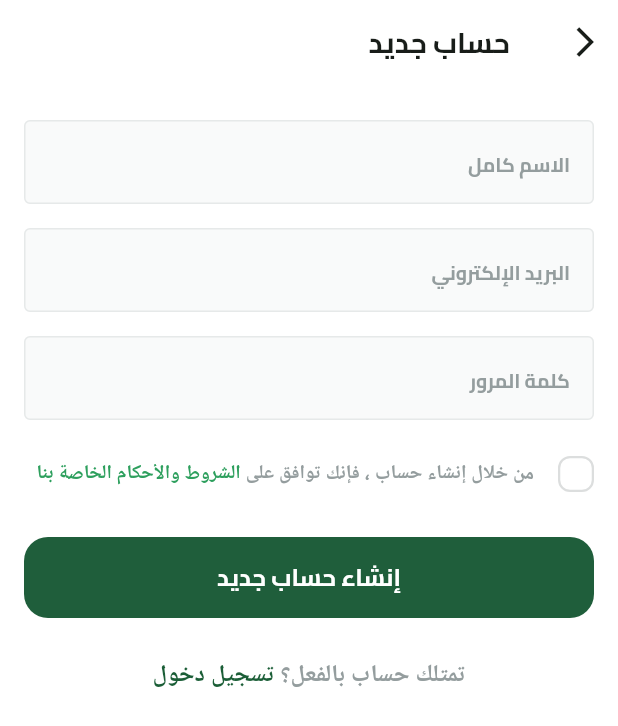
After one commit to abd0-kha1ed/fruit_commerce_app, a Flutter app: the SignUpView screen opened by its route, on a phone screen of 412 x 824 dp. The commit adds this screen. Shown: the top 726 px of the screen. Run offline on Flutter 3.47's test engine with Material 3 defaults, Android fonts, the phone set to English and light mode, and no system bars; our stand-ins replace device_preview, dots_indicator, flutter_svg, shared_preferences; accounts and stored records are empty.

Commit message:
sign up view ui done

```diff
--- a/lib/core/helper_functions/on_generate_routes.dart
+++ b/lib/core/helper_functions/on_generate_routes.dart
@@ -1,5 +1,6 @@
 import 'package:flutter/material.dart';
 import 'package:fruit_commerce_app/feature/auth/presentation/views/login_view.dart';
+import 'package:fruit_commerce_app/feature/auth/presentation/views/sign_up_view.dart';
 import 'package:fruit_commerce_app/feature/on_boarding/presentation/views/on_boarding_view.dart';
 import 'package:fruit_commerce_app/feature/splash/presentation/views/splash_view.dart';
 
@@ -11,6 +12,8 @@ Route<dynamic>? onGenerateRoutes(RouteSettings settings) {
       return MaterialPageRoute(builder: (_) => const OnBoardingView());
     case LoginView.routeName:
       return MaterialPageRoute(builder: (_) => const LoginView());
+    case SignUpView.routeName:
+      return MaterialPageRoute(builder: (_) => const SignUpView());
 
       default:
         return MaterialPageRoute(builder: (context)=> const Scaffold());
--- a/lib/core/utils/app_images.dart
+++ b/lib/core/utils/app_images.dart
@@ -6,37 +6,37 @@ class Assets {
   /// assets/images/app_icon.png
   static const String imagesAppIcon = "assets/images/app_icon.png";
 
-  /// Assets for imagesApple icon
-  /// assets/images/apple icon.svg
-  static const String imagesAppleIcon = "assets/images/apple icon.svg";
+  /// Assets for imagesAppleIcon
+  /// assets/images/apple_icon.svg
+  static const String imagesAppleIcon = "assets/images/apple_icon.svg";
 
-  /// Assets for imagesFacebook icon
-  /// assets/images/facebook icon.svg
-  static const String imagesFacebookIcon = "assets/images/facebook icon.svg";
+  /// Assets for imagesCheck
+  /// assets/images/Check.svg
+  static const String imagesCheck = "assets/images/Check.svg";
 
-  /// Assets for imagesGoogle icon
-  /// assets/images/google icon.svg
-  static const String imagesGoogleIcon = "assets/images/google icon.svg";
+  /// Assets for imagesFacebookIcon
+  /// assets/images/facebook_icon.svg
+  static const String imagesFacebookIcon = "assets/images/facebook_icon.svg";
+
+  /// Assets for imagesGoogleIcon
+  /// assets/images/google_icon.svg
+  static const String imagesGoogleIcon = "assets/images/google_icon.svg";
 
   /// Assets for imagesOnBoarding1BackgroundImage
   /// assets/images/on_boarding1_background_image.svg
-  static const String imagesOnBoarding1BackgroundImage =
-      "assets/images/on_boarding1_background_image.svg";
+  static const String imagesOnBoarding1BackgroundImage = "assets/images/on_boarding1_background_image.svg";
 
   /// Assets for imagesOnBoarding1Image
   /// assets/images/on_boarding1_image.svg
-  static const String imagesOnBoarding1Image =
-      "assets/images/on_boarding1_image.svg";
+  static const String imagesOnBoarding1Image = "assets/images/on_boarding1_image.svg";
 
   /// Assets for imagesOnBoarding2BackgroundImage
   /// assets/images/on_boarding2_background_image.svg
-  static const String imagesOnBoarding2BackgroundImage =
-      "assets/images/on_boarding2_background_image.svg";
+  static const String imagesOnBoarding2BackgroundImage = "assets/images/on_boarding2_background_image.svg";
 
   /// Assets for imagesOnBoarding2Image
   /// assets/images/on_boarding2_image.svg
-  static const String imagesOnBoarding2Image =
-      "assets/images/on_boarding2_image.svg";
+  static const String imagesOnBoarding2Image = "assets/images/on_boarding2_image.svg";
 
   /// Assets for imagesSplashBottom
   /// assets/images/splash_bottom.svg
--- /dev/null
+++ b/lib/feature/auth/presentation/views/sign_up_view.dart
@@ -0,0 +1,15 @@
+import 'package:flutter/material.dart';
+import 'package:fruit_commerce_app/core/widgets/custom_app_bar.dart';
+import 'package:fruit_commerce_app/feature/auth/presentation/views/widgets/sign_up_view_body.dart';
+
+class SignUpView extends StatelessWidget {
+  const SignUpView({super.key});
+  static const routeName = 'signUp';
+  @override
+  Widget build(BuildContext context) {
+    return Scaffold(
+      appBar: buildAppBar(context, title: 'حساب جديد'),
+      body: SignUpViewBody(),
+    );
+  }
+}
--- /dev/null
+++ b/lib/feature/auth/presentation/views/widgets/condition_and_terms_widget.dart
@@ -0,0 +1,72 @@
+import 'package:flutter/material.dart';
+import 'package:fruit_commerce_app/core/utils/app_colors.dart';
+import 'package:fruit_commerce_app/core/utils/app_styles.dart';
+import 'package:fruit_commerce_app/feature/auth/presentation/views/widgets/custom_check_box.dart';
+
+class ConditionAndTermsWidget extends StatefulWidget {
+  const ConditionAndTermsWidget({super.key});
+
+  @override
+  State<ConditionAndTermsWidget> createState() =>
+      _ConditionAndTermsWidgetState();
+}
+
+class _ConditionAndTermsWidgetState extends State<ConditionAndTermsWidget> {
+  bool isTermsAccepted = false;
+  @override
+  Widget build(BuildContext context) {
+    return Row(
+      children: [
+        CustomCheckBox(
+            onChecked: (value) {
+              isTermsAccepted = value;
+              setState(() {});
+            },
+            isChecked: isTermsAccepted),
+        const SizedBox(width: 16),
+        Expanded(
+          child: Text.rich(
+            TextSpan(
+              children: [
+                TextSpan(
+                  text: 'من خلال إنشاء حساب ، فإنك توافق على ',
+                  style: AppStyles.semiBold13
+                      .copyWith(color: const Color(0xFF949D9E)),
+                ),
+                TextSpan(
+                  text: 'الشروط والأحكام',
+                  style: AppStyles.semiBold13
+                      .copyWith(color: AppColors.kPrimaryColorLight),
+                ),
+                TextSpan(
+                  text: ' ',
+                  style: AppStyles.semiBold13.copyWith(
+                    color: const Color(0xFF616A6B),
+                  ),
+                ),
+                TextSpan(
+                  text: 'الخاصة',
+                  style: AppStyles.semiBold13.copyWith(
+                    color: AppColors.kPrimaryColorLight,
+                  ),
+                ),
+                TextSpan(
+                    text: ' ',
+                    style: AppStyles.semiBold13.copyWith(
+                      color: const Color(0xFF616A6B),
+                    )),
+                TextSpan(
+                  text: 'بنا',
+                  style: AppStyles.semiBold13.copyWith(
+                    color: AppColors.kPrimaryColorLight,
+                  ),
+                ),
+              ],
+            ),
+            textAlign: TextAlign.right,
+          ),
+        )
+      ],
+    );
+  }
+}
--- /dev/null
+++ b/lib/feature/auth/presentation/views/widgets/custom_check_box.dart
@@ -0,0 +1,32 @@
+import 'package:flutter/material.dart';
+import 'package:fruit_commerce_app/core/utils/app_colors.dart';
+
+class CustomCheckBox extends StatelessWidget {
+  const CustomCheckBox(
+      {super.key, required this.isChecked, required this.onChecked});
+  final bool isChecked;
+  final ValueChanged<bool> onChecked;
+  @override
+  Widget build(BuildContext context) {
+    return GestureDetector(
+      onTap: () {
+        onChecked(!isChecked);
+      },
+      child: AnimatedContainer(
+        width: 24,
+        height: 24,
+        duration: Duration(milliseconds: 100),
+        decoration: ShapeDecoration(
+            color: isChecked ? AppColors.kPrimaryColor : Colors.white,
+            shape: RoundedRectangleBorder(
+              side: BorderSide(
+                width: 1.5,
+                color: isChecked ? Colors.transparent : Color(0xffDCDEDE),
+              ),
+              borderRadius: BorderRadius.circular(8),
+            )),
+        child: isChecked ? Icon(Icons.check, color: Colors.white) : SizedBox(),
+      ),
+    );
+  }
+}
--- a/lib/feature/auth/presentation/views/widgets/dont_have_account.dart
+++ b/lib/feature/auth/presentation/views/widgets/dont_have_account_widget.dart
@@ -1,9 +1,11 @@
+import 'package:flutter/gestures.dart';
 import 'package:flutter/material.dart';
 import 'package:fruit_commerce_app/core/utils/app_colors.dart';
 import 'package:fruit_commerce_app/core/utils/app_styles.dart';
+import 'package:fruit_commerce_app/feature/auth/presentation/views/sign_up_view.dart';
 
-class DontHaveAccount extends StatelessWidget {
-  const DontHaveAccount({
+class DontHaveAccountWidget extends StatelessWidget {
+  const DontHaveAccountWidget({
     super.key,
   });
 
@@ -20,6 +22,10 @@ class DontHaveAccount extends StatelessWidget {
           ),
           TextSpan(text: ' ', style: AppStyles.semiBold16),
           TextSpan(
+              recognizer: TapGestureRecognizer()
+                ..onTap = () {
+                  Navigator.pushNamed(context, SignUpView.routeName);
+                },
               text: 'قم بإنشاء حساب',
               style: AppStyles.semiBold16.copyWith(
                 color: AppColors.kPrimaryColorDark,
--- /dev/null
+++ b/lib/feature/auth/presentation/views/widgets/have_account_already_widget.dart
@@ -0,0 +1,39 @@
+import 'package:flutter/gestures.dart';
+import 'package:flutter/material.dart';
+import 'package:fruit_commerce_app/core/utils/app_colors.dart';
+import 'package:fruit_commerce_app/core/utils/app_styles.dart';
+
+class HaveAccountAlreadyWidget extends StatelessWidget {
+  const HaveAccountAlreadyWidget({super.key});
+  @override
+  Widget build(BuildContext context) {
+    return Text.rich(
+      TextSpan(
+        children: [
+          TextSpan(
+            text: 'تمتلك حساب بالفعل؟',
+            style: AppStyles.semiBold16.copyWith(
+              color: const Color(0xFF949D9E),
+            ),
+          ),
+          TextSpan(
+            text: ' ',
+            style: AppStyles.semiBold16.copyWith(
+              color: const Color(0xFFA3ACAC),
+            ),
+          ),
+          TextSpan(
+            recognizer: TapGestureRecognizer()
+              ..onTap = () {
+                Navigator.pop(context);
+              },
+            text: 'تسجيل دخول',
+            style: AppStyles.semiBold16
+                .copyWith(color: AppColors.kPrimaryColorDark),
+          ),
+        ],
+      ),
+      textAlign: TextAlign.right,
+    );
+  }
+}
--- a/lib/feature/auth/presentation/views/widgets/login_view_body.dart
+++ b/lib/feature/auth/presentation/views/widgets/login_view_body.dart
@@ -5,7 +5,7 @@ import 'package:fruit_commerce_app/core/utils/app_images.dart';
 import 'package:fruit_commerce_app/core/utils/app_styles.dart';
 import 'package:fruit_commerce_app/core/widgets/custom_button.dart';
 import 'package:fruit_commerce_app/core/widgets/custom_text_form_field.dart';
-import 'package:fruit_commerce_app/feature/auth/presentation/views/widgets/dont_have_account.dart';
+import 'package:fruit_commerce_app/feature/auth/presentation/views/widgets/dont_have_account_widget.dart';
 import 'package:fruit_commerce_app/feature/auth/presentation/views/widgets/or_divider_widget.dart';
 import 'package:fruit_commerce_app/feature/auth/presentation/views/widgets/social_login_button.dart';
 
@@ -52,7 +52,7 @@ class LoginViewBody extends StatelessWidget {
               onPressed: () {},
             ),
             const SizedBox(height: 33),
-            const DontHaveAccount(),
+            const DontHaveAccountWidget(),
             const SizedBox(height: 33),
             const OrDividerWidget(),
             const SizedBox(height: 16),
--- /dev/null
+++ b/lib/feature/auth/presentation/views/widgets/sign_up_view_body.dart
@@ -0,0 +1,41 @@
+import 'package:flutter/material.dart';
+import 'package:fruit_commerce_app/constant.dart';
+import 'package:fruit_commerce_app/core/utils/app_colors.dart';
+import 'package:fruit_commerce_app/core/utils/app_styles.dart';
+import 'package:fruit_commerce_app/core/widgets/custom_button.dart';
+import 'package:fruit_commerce_app/core/widgets/custom_text_form_field.dart';
+import 'package:fruit_commerce_app/feature/auth/presentation/views/widgets/condition_and_terms_widget.dart';
+import 'package:fruit_commerce_app/feature/auth/presentation/views/widgets/have_account_already_widget.dart';
+
+class SignUpViewBody extends StatelessWidget {
+  const SignUpViewBody({super.key});
+  @override
+  Widget build(BuildContext context) {
+    return SingleChildScrollView(
+      child: Padding(
+        padding: const EdgeInsets.symmetric(horizontal: kHorizontalPadding),
+        child: Column(
+          children: [
+            const SizedBox(height: 24),
+            CustomTextFormField(
+                hintText: 'الاسم كامل', textInputType: TextInputType.name),
+            const SizedBox(height: 16),
+            CustomTextFormField(
+                hintText: 'البريد الإلكتروني',
+                textInputType: TextInputType.emailAddress),
+            const SizedBox(height: 16),
+            CustomTextFormField(
+                hintText: 'كلمة المرور',
+                textInputType: TextInputType.visiblePassword),
+            const SizedBox(height: 24),
+            ConditionAndTermsWidget(),
+            const SizedBox(height: 30),
+            CustomButton(text: 'إنشاء حساب جديد'),
+            const SizedBox(height: 26),
+            const HaveAccountAlreadyWidget(),
+          ],
+        ),
+      ),
+    );
+  }
+}
```
Also changed, not shown: assets/images/Check.svg (added), assets/images/apple icon.svg (deleted), assets/images/apple_icon.svg (added), assets/images/facebook_icon.svg (renamed from assets/images/facebook icon.svg), assets/images/google_icon.svg (renamed from assets/images/google icon.svg).
